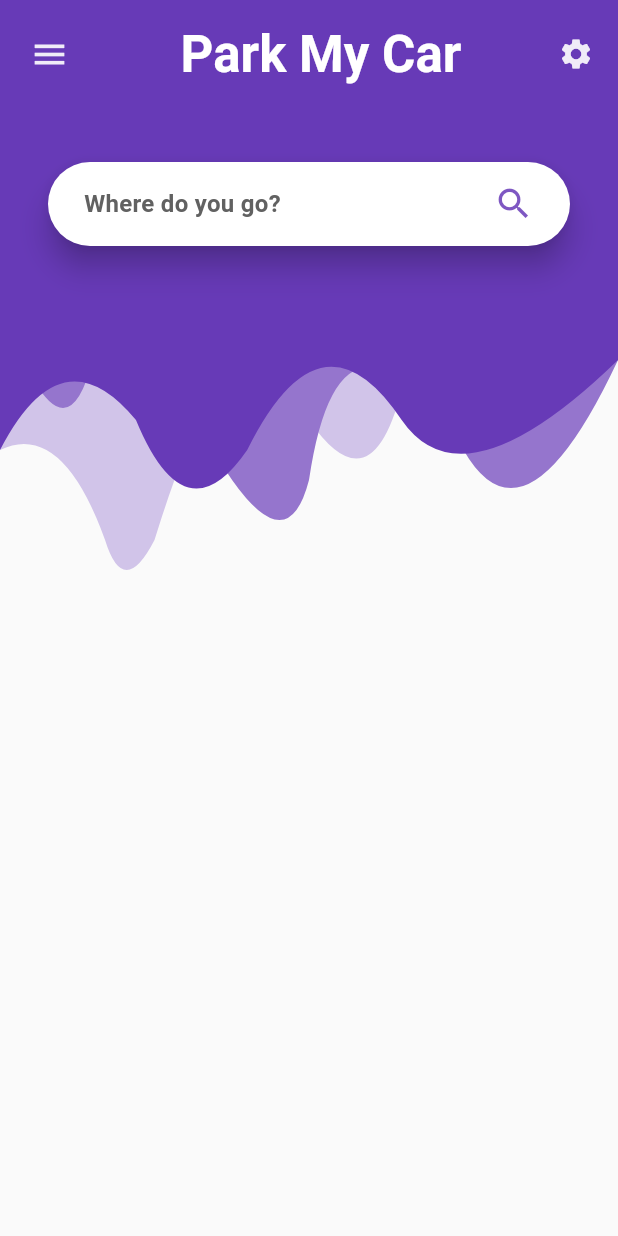
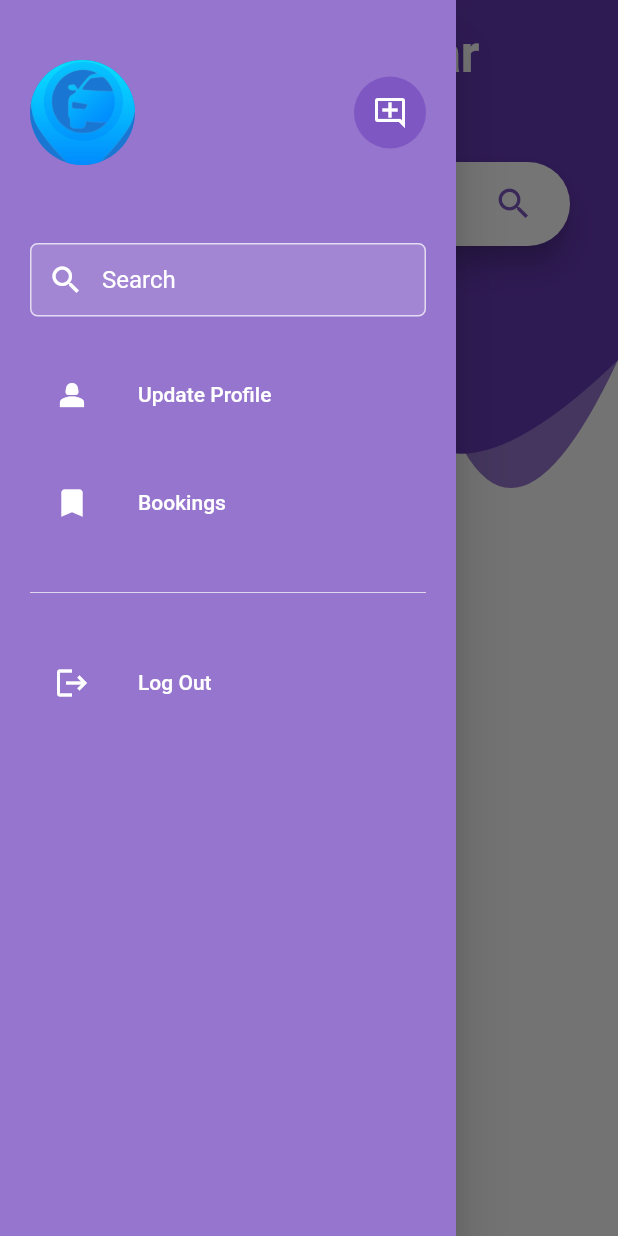
Before and after one commit to MehdiLaouina/Car-Parking-System-Management, a Flutter app: the ClientHomePage screen opened by its route, after a tap on the "menu" icon, on a phone screen of 412 x 824 dp. Run offline on Flutter 3.47's test engine with Material 2 defaults, Android fonts, the light colour scheme and no system bars; our stand-ins replace flutter_map, google_fonts, latlong2, snippet_coder_utils; missing offline and left inert: api_cache_manager; Roboto replaces fonts that are missing (Quickstand); statements that could not run were skipped.

Commit message:
Third Commit

```diff
--- a/lib/Pages/admin_side/admin_login_page.dart
+++ b/lib/Pages/admin_side/admin_login_page.dart
@@ -165,7 +165,7 @@ class _AdminLoginPageState extends State<AdminLoginPage> {
                             context, Config.appName, "Login Succesfull!", "OK",
                             () {
                           Navigator.pushNamedAndRemoveUntil(
-                              context, '/home', (route) => false);
+                              context, '/admin-home', (route) => false);
                         });
                       } else {
                         FormHelper.showSimpleAlertDialog(
--- a/lib/Pages/client_side/client_home_page.dart
+++ b/lib/Pages/client_side/client_home_page.dart
@@ -1,3 +1,4 @@
+import 'package:application/Pages/client_side/client_side_menu.dart';
 import 'package:application/Pages/map.dart';
 import 'package:flutter/material.dart';
 import 'package:application/Paint/CustomPaintHome.dart';
@@ -5,7 +6,6 @@ import 'package:application/Transitions/FadeTransition.dart';
 
 import '../../models/client/Client.dart';
 import '../../services/api_service.dart';
-import 'client_settings_page.dart';
 
 class ClientHomePage extends StatefulWidget {
   const ClientHomePage({super.key});
@@ -42,6 +42,7 @@ class _ClientHomePageState extends State<ClientHomePage> {
   @override
   Widget build(BuildContext context) {
     return Scaffold(
+      drawer: ClientSideMenu(client: currentClient),
       body: Stack(
         children: <Widget>[
           const TopBar_home(),
@@ -51,13 +52,19 @@ class _ClientHomePageState extends State<ClientHomePage> {
               child: AppBar(
                 leading: Padding(
                   padding: const EdgeInsets.only(left: 10.0),
-                  child: GestureDetector(
+                  child: Builder(
+                    builder: (context) {
+                      return GestureDetector(
                         child: Icon(
                           Icons.menu,
                           color: Colors.white.withOpacity(0.9),
                           size: 26,
                         ),
-                    onTap: () {},
+                        onTap: () {
+                          Scaffold.of(context).openDrawer();
+                        },
+                      );
+                    },
                   ),
                 ),
                 title: const Center(
@@ -70,26 +77,10 @@ class _ClientHomePageState extends State<ClientHomePage> {
                         fontFamily: 'Quickstand'),
                   ),
                 ),
-                actions: <Widget>[
+                actions: const <Widget>[
                   Padding(
-                    padding: const EdgeInsets.only(right: 16.0),
-                    child: GestureDetector(
-                      child: Icon(
-                        Icons.settings,
-                        color: Colors.white.withOpacity(0.9),
-                        size: 24,
+                    padding: EdgeInsets.only(right: 16.0),
                   ),
-                      onTap: () {
-                        Navigator.push(
-                          context,
-                          MaterialPageRoute(
-                            builder: (context) =>
-                                ClientSettingsPage(client: currentClient),
-                          ),
-                        );
-                      },
-                    ),
-                  )
                 ],
                 backgroundColor: Colors.transparent,
                 elevation: 0,
--- /dev/null
+++ b/lib/Pages/client_side/client_side_menu.dart
@@ -0,0 +1,169 @@
+import 'package:application/Pages/client_side/client_bookings_page.dart';
+import 'package:application/Pages/client_side/client_update_info.dart';
+import 'package:application/Pages/default_page.dart';
+import 'package:application/models/client/Client.dart';
+import 'package:flutter/material.dart';
+
+class ClientSideMenu extends StatelessWidget {
+  final Client client;
+  const ClientSideMenu({super.key, required this.client});
+
+  final padding = const EdgeInsets.symmetric(horizontal: 20);
+
+  @override
+  Widget build(BuildContext context) {
+    final name = client.data.name;
+    final email = client.data.email;
+    const urlImage = 'assets/images/App_Logo.png';
+
+    return Drawer(
+      child: Material(
+        color: Colors.deepPurple[300],
+        child: ListView(
+          children: <Widget>[
+            buildHeader(
+              urlImage: urlImage,
+              name: name,
+              email: email,
+              onClicked: () {},
+            ),
+            Container(
+              padding: padding,
+              child: Column(
+                children: [
+                  const SizedBox(height: 12),
+                  buildSearchField(),
+                  const SizedBox(height: 24),
+                  buildMenuItem(
+                    text: 'Update Profile',
+                    icon: Icons.person_2,
+                    onClicked: () => selectedItem(context, 0),
+                  ),
+                  const SizedBox(height: 16),
+                  buildMenuItem(
+                    text: 'Bookings',
+                    icon: Icons.bookmark_outlined,
+                    onClicked: () => selectedItem(context, 1),
+                  ),
+                  const SizedBox(height: 24),
+                  const Divider(color: Colors.white70),
+                  const SizedBox(height: 24),
+                  buildMenuItem(
+                    text: 'Log Out',
+                    icon: Icons.logout,
+                    onClicked: () {
+                      //to add the popup, then if pressed OK will => selectedItem(context, 2)
+                    },
+                  ),
+                ],
+              ),
+            ),
+          ],
+        ),
+      ),
+    );
+  }
+
+  Widget buildHeader({
+    required String urlImage,
+    required String name,
+    required String email,
+    required VoidCallback onClicked,
+  }) =>
+      InkWell(
+        onTap: onClicked,
+        child: Container(
+          padding: padding.add(const EdgeInsets.symmetric(vertical: 40)),
+          child: Row(
+            children: [
+              CircleAvatar(radius: 35, backgroundImage: AssetImage(urlImage)),
+              const SizedBox(width: 20),
+              Column(
+                crossAxisAlignment: CrossAxisAlignment.start,
+                children: [
+                  Text(
+                    name,
+                    style: const TextStyle(fontSize: 20, color: Colors.white),
+                  ),
+                  const SizedBox(height: 4),
+                  Text(
+                    email,
+                    style: const TextStyle(fontSize: 14, color: Colors.white),
+                  ),
+                ],
+              ),
+              const Spacer(),
+              CircleAvatar(
+                radius: 24,
+                backgroundColor: Colors.deepPurple[400],
+                child:
+                    const Icon(Icons.add_comment_outlined, color: Colors.white),
+              )
+            ],
+          ),
+        ),
+      );
+
+  Widget buildSearchField() {
+    const color = Colors.white;
+
+    return TextField(
+      style: const TextStyle(color: color),
+      decoration: InputDecoration(
+        contentPadding:
+            const EdgeInsets.symmetric(horizontal: 20, vertical: 15),
+        hintText: 'Search',
+        hintStyle: const TextStyle(color: color),
+        prefixIcon: const Icon(Icons.search, color: color),
+        filled: true,
+        fillColor: Colors.white12,
+        enabledBorder: OutlineInputBorder(
+          borderRadius: BorderRadius.circular(5),
+          borderSide: BorderSide(color: color.withOpacity(0.7)),
+        ),
+        focusedBorder: OutlineInputBorder(
+          borderRadius: BorderRadius.circular(5),
+          borderSide: BorderSide(color: color.withOpacity(0.7)),
+        ),
+      ),
+    );
+  }
+
+  Widget buildMenuItem({
+    required String text,
+    required IconData icon,
+    VoidCallback? onClicked,
+  }) {
+    const color = Colors.white;
+    const hoverColor = Colors.white70;
+
+    return ListTile(
+      leading: Icon(icon, color: color),
+      title: Text(text, style: const TextStyle(color: color)),
+      hoverColor: hoverColor,
+      onTap: onClicked,
+    );
+  }
+
+  void selectedItem(BuildContext context, int index) {
+    Navigator.of(context).pop();
+
+    switch (index) {
+      case 0:
+        Navigator.of(context).push(MaterialPageRoute(
+          builder: (context) => ClientUpdateInfo(client: client),
+        ));
+        break;
+      case 1:
+        Navigator.of(context).push(MaterialPageRoute(
+          builder: (context) => ClientBookingsPage(client: client),
+        ));
+        break;
+      case 2:
+        Navigator.of(context).push(MaterialPageRoute(
+          builder: (context) => const DefaultHome(),
+        ));
+        break;
+    }
+  }
+}
--- a/lib/config.dart
+++ b/lib/config.dart
@@ -1,6 +1,6 @@
 class Config {
   static const String appName = "Park My Car";
-  static const String apiURL = "10.15.76.225:3000";
+  static const String apiURL = "192.168.1.10:3000";
   static const String loginClientAPI = "/loginClient";
   static const String registerClientAPI = "/signupClient";
   static const String loginAdminAPI = "/loginAdmin";
@@ -8,4 +8,7 @@ class Config {
 
   static const String clientProfileAPI = "/client/userprofile";
   static const String adminProfileAPI = "/admin/userprofile";
+
+  static const String clientLogOut = "/client/logout";
+  static const String adminLogOut = "/admin/logout";
 }
--- a/lib/main.dart
+++ b/lib/main.dart
@@ -2,6 +2,7 @@ import 'package:application/Pages/default_page.dart';
 import 'package:application/Pages/client_side/login_page.dart';
 import 'package:flutter/material.dart';
 
+import 'Pages/admin_side/admin_home_page.dart';
 import 'Pages/admin_side/admin_login_page.dart';
 import 'Pages/admin_side/admin_register_page.dart';
 import 'Pages/client_side/client_home_page.dart';
@@ -24,6 +25,7 @@ class MyApp extends StatelessWidget {
       routes: {
         '/default': (context) => const DefaultHome(),
         '/home': (context) => const ClientHomePage(),
+        '/admin-home': (context) => const AdminHomePage(),
         '/login': (context) => const LoginPage(),
         '/register': (context) => const RegisterPage(),
         '/admin-login': (context) => const AdminLoginPage(),
```
Also changed, not shown: lib/Pages/admin_side/admin_home_page.dart (+91 -3 lines), lib/Pages/admin_side/admin_ownings_page.dart (added, +17 -0 lines), lib/Pages/admin_side/admin_side_menu.dart (added, +170 -0 lines), lib/Pages/admin_side/admin_update_info.dart (added, +17 -0 lines), lib/Pages/client_side/client_bookings_page.dart (added, +18 -0 lines), lib/Pages/client_side/client_menu_page.dart (deleted, +0 -10 lines), lib/Pages/client_side/client_settings_page.dart (deleted, +0 -22 lines), lib/Pages/client_side/client_update_info.dart (added, +18 -0 lines), lib/models/client/Client.dart (+6 -6 lines), lib/services/api_service.dart (+38 -16 lines). Lines whose indentation alone changed are shown as unchanged.
